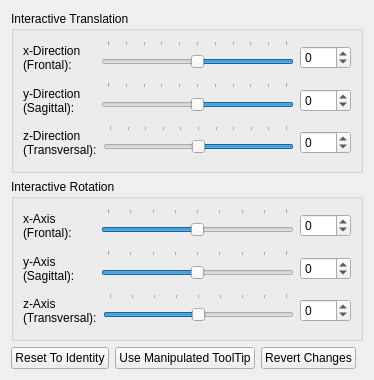
Above: Modules/IGTUI/Qmitk/QmitkInteractiveTransformationWidgetControls.ui from MITK/MITK before the change. Below: the same form after it.
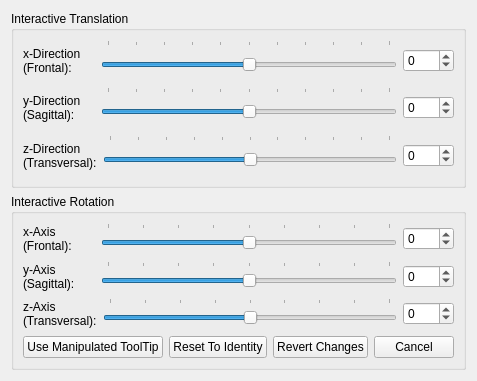
That is the form after the change.

Commit message:
Change slider-spinbox-synchronization.
Fixes problems with setting values via code instead of gui.
Reset options fully available now.

```diff
--- a/Modules/IGTUI/Qmitk/QmitkInteractiveTransformationWidgetControls.ui
+++ b/Modules/IGTUI/Qmitk/QmitkInteractiveTransformationWidgetControls.ui
@@ -6,22 +6,15 @@
    <rect>
     <x>0</x>
     <y>0</y>
-    <width>374</width>
-    <height>380</height>
+    <width>435</width>
+    <height>381</height>
    </rect>
   </property>
   <property name="windowTitle">
    <string>Form</string>
   </property>
   <layout class="QGridLayout" name="gridLayout_3">
-   <item row="2" column="0">
-    <widget class="QPushButton" name="m_ResetPB">
-     <property name="text">
-      <string>Reset To Identity</string>
-     </property>
-    </widget>
-   </item>
-   <item row="0" column="0" colspan="4">
+   <item row="0" column="0" colspan="5">
     <widget class="QGroupBox" name="interactiveTranslationBox">
      <property name="title">
       <string>Interactive Translation</string>
@@ -75,7 +68,7 @@
              <enum>Qt::Horizontal</enum>
             </property>
             <property name="invertedAppearance">
-             <bool>true</bool>
+             <bool>false</bool>
             </property>
             <property name="invertedControls">
              <bool>false</bool>
@@ -137,7 +130,7 @@
              <enum>Qt::Horizontal</enum>
             </property>
             <property name="invertedAppearance">
-             <bool>true</bool>
+             <bool>false</bool>
             </property>
             <property name="tickPosition">
              <enum>QSlider::TicksAbove</enum>
@@ -202,7 +195,7 @@
              <enum>Qt::Horizontal</enum>
             </property>
             <property name="invertedAppearance">
-             <bool>true</bool>
+             <bool>false</bool>
             </property>
             <property name="tickPosition">
              <enum>QSlider::TicksAbove</enum>
@@ -232,7 +225,7 @@
      </layout>
     </widget>
    </item>
-   <item row="1" column="0" colspan="4">
+   <item row="1" column="0" colspan="5">
     <widget class="QGroupBox" name="interactiveRotationBox">
      <property name="title">
       <string>Interactive Rotation</string>
@@ -416,23 +409,41 @@
         </item>
        </layout>
       </item>
+      <item row="1" column="0">
+       <layout class="QHBoxLayout" name="horizontalLayout">
+        <item>
+         <widget class="QPushButton" name="m_UseManipulatedToolTipPB">
+          <property name="text">
+           <string>Use Manipulated ToolTip</string>
+          </property>
+         </widget>
+        </item>
+        <item>
+         <widget class="QPushButton" name="m_ResetPB">
+          <property name="text">
+           <string>Reset To Identity</string>
+          </property>
+         </widget>
+        </item>
+        <item>
+         <widget class="QPushButton" name="m_RevertChanges">
+          <property name="text">
+           <string>Revert Changes</string>
+          </property>
+         </widget>
+        </item>
+        <item>
+         <widget class="QPushButton" name="m_Cancel">
+          <property name="text">
+           <string>Cancel</string>
+          </property>
+         </widget>
+        </item>
+       </layout>
+      </item>
      </layout>
     </widget>
    </item>
-   <item row="2" column="2">
-    <widget class="QPushButton" name="m_RevertChanges">
-     <property name="text">
-      <string>Revert Changes</string>
-     </property>
-    </widget>
-   </item>
-   <item row="2" column="1">
-    <widget class="QPushButton" name="m_UseManipulatedToolTipPB">
-     <property name="text">
-      <string>Use Manipulated ToolTip</string>
-     </property>
-    </widget>
-   </item>
   </layout>
  </widget>
  <resources/>
```
The commit also changes 3 other files.
